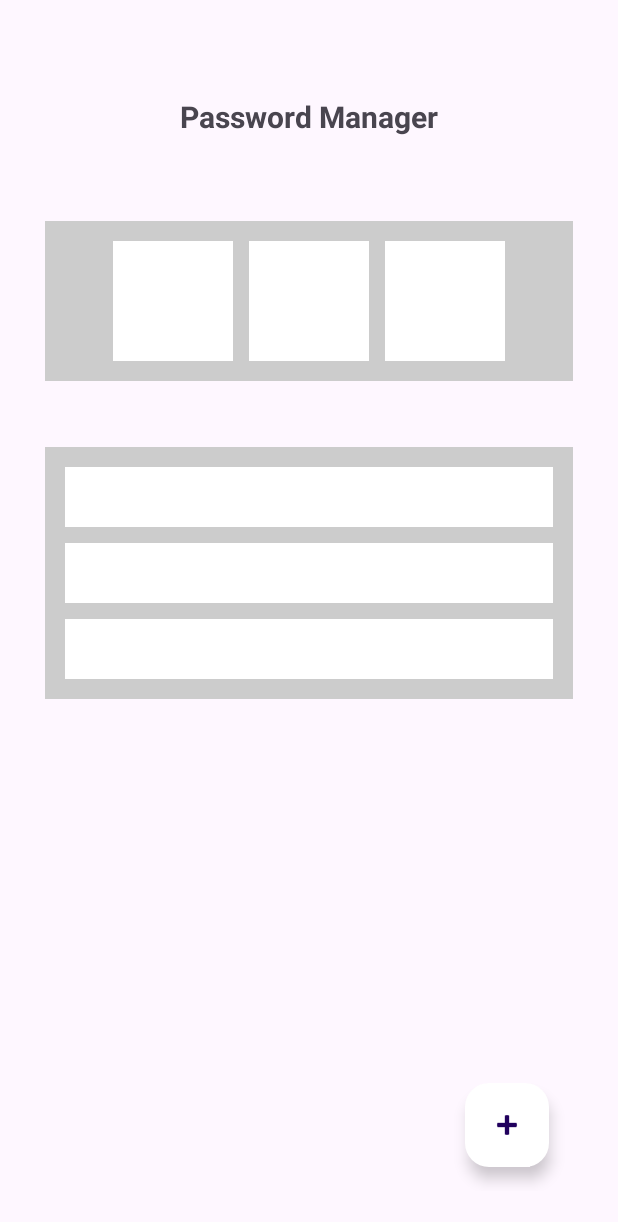
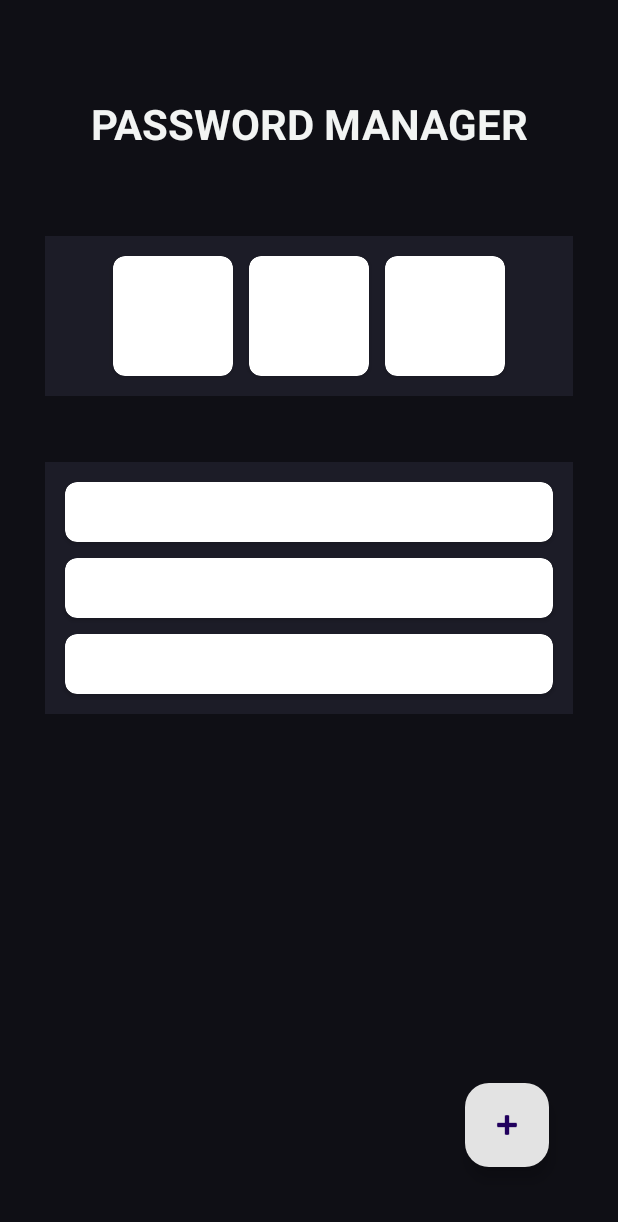
Before and after one commit to css-enjoyer/MP_Password-Manager, an Android app: the screen it shows after launch (MainActivity), on a phone screen of 412 x 824 dp. Shown: the top 1222 px of the screen. Run offline under Robolectric (Android 15) with nearby library versions, the phone set to English and light mode, and no system bars.

Commit message:
Add simple styling to home

```diff
--- a/app/src/main/res/layout/activity_main.xml
+++ b/app/src/main/res/layout/activity_main.xml
@@ -1,9 +1,9 @@
 <?xml version="1.0" encoding="utf-8"?>
-<androidx.constraintlayout.widget.ConstraintLayout
-    xmlns:android="http://schemas.android.com/apk/res/android"
+<androidx.constraintlayout.widget.ConstraintLayout xmlns:android="http://schemas.android.com/apk/res/android"
     xmlns:app="http://schemas.android.com/apk/res-auto"
     android:layout_width="match_parent"
     android:layout_height="match_parent"
+    android:background="#0F0F15"
     android:padding="30dp">
 
     <TextView
@@ -13,8 +13,12 @@
         android:paddingTop="16dp"
         android:paddingBottom="16dp"
         android:text="Password Manager"
-        android:textSize="20sp"
+        android:textAlignment="center"
+        android:textAllCaps="true"
+        android:textColor="#F2F4F3"
+        android:textSize="28sp"
         android:textStyle="bold"
+        android:typeface="normal"
         app:layout_constraintBottom_toTopOf="@id/fabAdd"
         app:layout_constraintEnd_toEndOf="parent"
         app:layout_constraintStart_toStartOf="parent"
@@ -26,7 +30,7 @@
         android:layout_width="match_parent"
         android:layout_height="wrap_content"
         android:layout_marginTop="40dp"
-        android:background="#CCCCCC"
+        android:background="#1C1C27"
         android:gravity="center"
         android:orientation="horizontal"
         android:padding="8dp"
@@ -34,47 +38,34 @@
         app:layout_constraintStart_toStartOf="parent"
         app:layout_constraintTop_toBottomOf="@id/titleTextView">
         <!-- FrameLayouts with ImageViews go here -->
-        <FrameLayout
-            android:layout_width="wrap_content"
-            android:layout_height="wrap_content"
+        <androidx.cardview.widget.CardView
+            android:layout_width="80dp"
+            android:layout_height="80dp"
             android:layout_margin="5dp"
-            android:background="#FFFFFF"
+            android:background="#E3E3E3"
             android:clickable="true"
             android:focusable="true"
-            android:foreground="?android:attr/selectableItemBackground">
-            <ImageView
-                android:layout_width="80dp"
-                android:layout_height="80dp"
-                android:scaleType="centerInside" />
-        </FrameLayout>
+            app:cardCornerRadius="8dp"></androidx.cardview.widget.CardView>
 
-        <FrameLayout
-            android:layout_width="wrap_content"
-            android:layout_height="wrap_content"
+        <androidx.cardview.widget.CardView
+            android:layout_width="80dp"
+            android:layout_height="80dp"
             android:layout_margin="5dp"
-            android:background="#FFFFFF"
+            android:background="#1C1C27"
             android:clickable="true"
             android:focusable="true"
-            android:foreground="?android:attr/selectableItemBackground">
-            <ImageView
-                android:layout_width="80dp"
-                android:layout_height="80dp"
-                android:scaleType="centerInside"/>
-        </FrameLayout>
+            app:cardCornerRadius="8dp">
+        </androidx.cardview.widget.CardView>
 
-        <FrameLayout
-            android:layout_width="wrap_content"
-            android:layout_height="wrap_content"
+        <androidx.cardview.widget.CardView
+            android:layout_width="80dp"
+            android:layout_height="80dp"
             android:layout_margin="5dp"
-            android:background="#FFFFFF"
+            android:background="#1C1C27"
             android:clickable="true"
             android:focusable="true"
-            android:foreground="?android:attr/selectableItemBackground">
-            <ImageView
-                android:layout_width="80dp"
-                android:layout_height="80dp"
-                android:scaleType="centerInside"/>
-        </FrameLayout>
+            app:cardCornerRadius="8dp">
+        </androidx.cardview.widget.CardView>
     </LinearLayout>
 
     <LinearLayout
@@ -82,40 +73,40 @@
         android:layout_width="match_parent"
         android:layout_height="wrap_content"
         android:layout_marginTop="44dp"
-        android:background="#CCCCCC"
-        android:gravity="left"
+        android:background="#1C1C27"
+        android:gravity="center"
         android:orientation="vertical"
         android:padding="8dp"
         app:layout_constraintEnd_toEndOf="parent"
         app:layout_constraintStart_toStartOf="parent"
         app:layout_constraintTop_toBottomOf="@id/foldersLayout">
-        <FrameLayout
+
+        <androidx.cardview.widget.CardView
             android:layout_width="match_parent"
             android:layout_height="40dp"
+            android:layout_margin="5dp"
+            android:background="#E3E3E3"
             android:clickable="true"
             android:focusable="true"
-            android:foreground="?android:attr/selectableItemBackground"
-            android:layout_margin="5dp"
-            android:background="#FFFFFF">
-        </FrameLayout>
-        <FrameLayout
+            app:cardCornerRadius="8dp"></androidx.cardview.widget.CardView>
+
+        <androidx.cardview.widget.CardView
             android:layout_width="match_parent"
             android:layout_height="40dp"
+            android:layout_margin="5dp"
+            android:background="#E3E3E3"
             android:clickable="true"
             android:focusable="true"
-            android:foreground="?android:attr/selectableItemBackground"
-            android:layout_margin="5dp"
-            android:background="#FFFFFF">
-        </FrameLayout>
-        <FrameLayout
+            app:cardCornerRadius="8dp"></androidx.cardview.widget.CardView>
+
+        <androidx.cardview.widget.CardView
             android:layout_width="match_parent"
             android:layout_height="40dp"
+            android:layout_margin="5dp"
+            android:background="#E3E3E3"
             android:clickable="true"
             android:focusable="true"
-            android:foreground="?android:attr/selectableItemBackground"
-            android:layout_margin="5dp"
-            android:background="#FFFFFF">
-        </FrameLayout>
+            app:cardCornerRadius="8dp"></androidx.cardview.widget.CardView>
     </LinearLayout>
 
     <!-- Menu Items (Hidden) -->
@@ -128,7 +119,7 @@
         android:layout_margin="16dp"
         android:layout_marginEnd="16dp"
         android:layout_marginBottom="80dp"
-        app:backgroundTint="#FFFFFF"
+        app:backgroundTint="#E3E3E3"
         app:elevation="6dp"
         app:layout_constraintBottom_toBottomOf="parent"
         app:layout_constraintEnd_toEndOf="parent"
@@ -138,9 +129,9 @@
         android:id="@+id/menuItems"
         android:layout_width="100dp"
         android:layout_height="wrap_content"
-        android:visibility="gone"
         android:layout_marginEnd="16dp"
         android:orientation="vertical"
+        android:visibility="gone"
         app:layout_constraintBottom_toTopOf="@id/fabAdd"
         app:layout_constraintEnd_toEndOf="parent">
         <!-- Folder and Password Options go here -->
```
